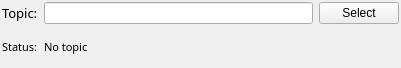
Before: the Qt Designer form mapviz_plugins/ui/attitude_indicator_config.ui in ros2-gbp/mapviz-release, drawn with Qt 5.
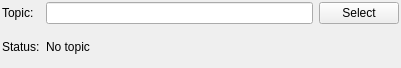
After: the same form once the commit is applied.

Diff of the .ui file:
```diff
--- a/mapviz_plugins/ui/attitude_indicator_config.ui
+++ b/mapviz_plugins/ui/attitude_indicator_config.ui
@@ -37,12 +37,6 @@
    </property>
    <item row="4" column="0">
     <widget class="QLabel" name="label_2">
-     <property name="font">
-      <font>
-       <family>Sans Serif</family>
-       <pointsize>8</pointsize>
-      </font>
-     </property>
      <property name="text">
       <string>Status:</string>
      </property>
@@ -50,12 +44,6 @@
    </item>
    <item row="4" column="1" colspan="2">
     <widget class="QLabel" name="status">
-     <property name="font">
-      <font>
-       <family>Sans Serif</family>
-       <pointsize>8</pointsize>
-      </font>
-     </property>
      <property name="styleSheet">
       <string notr="true"/>
      </property>
@@ -69,12 +57,6 @@
    </item>
    <item row="2" column="0">
     <widget class="QLabel" name="label_3">
-     <property name="font">
-      <font>
-       <family>Sans Serif</family>
-       <pointsize>10</pointsize>
-      </font>
-     </property>
      <property name="text">
       <string>Topic:</string>
      </property>
```
